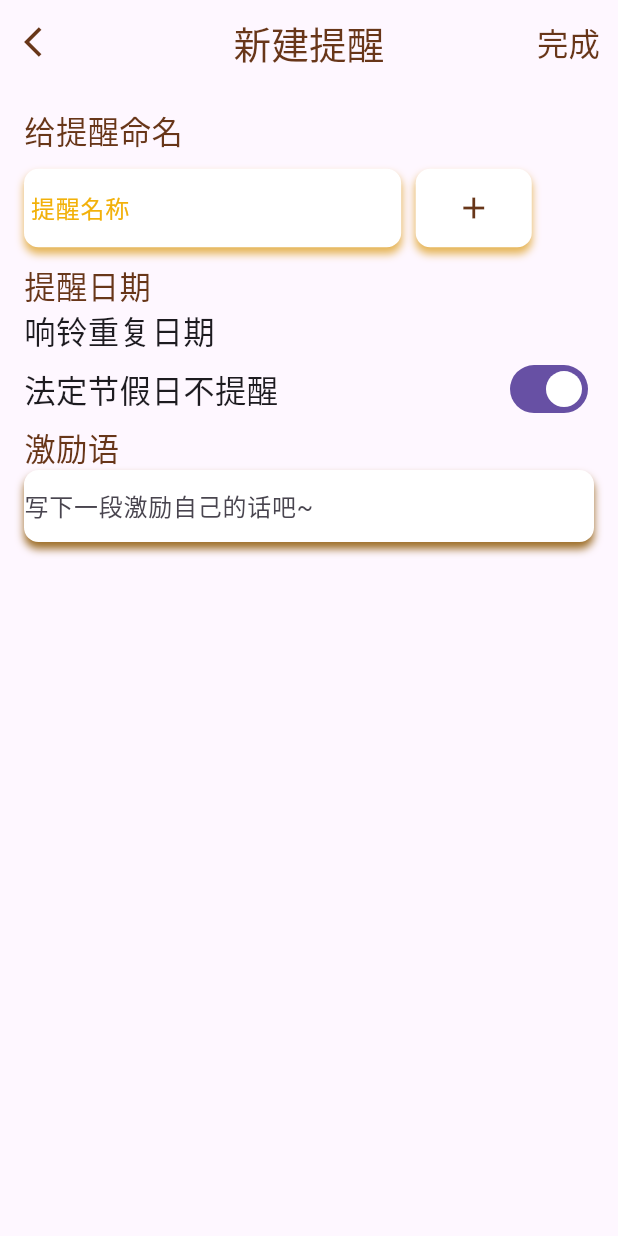
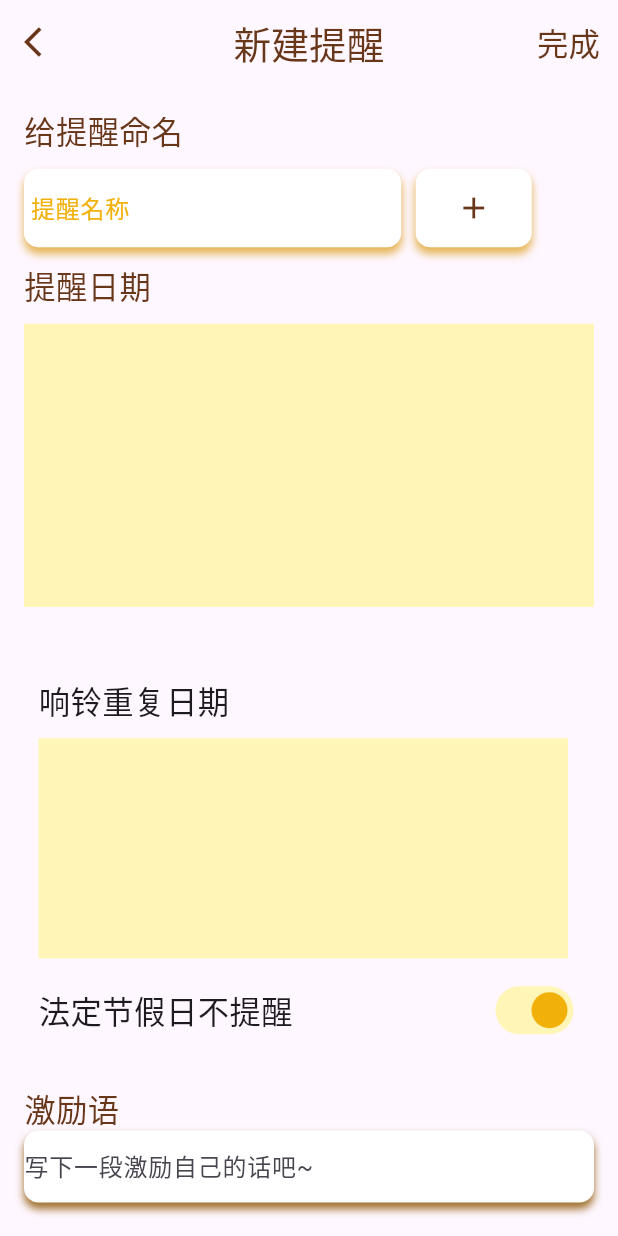
Before and after one commit to Jarvis636431/Emotion, a Flutter app: the NewReminder screen opened directly, on a phone screen of 412 x 824 dp. Run offline on Flutter 3.47's test engine with Material 3 defaults, Android fonts, the light colour scheme and no system bars; our stand-ins replace audioplayers, flutter_screenutil; Roboto replaces fonts that are missing (LanSong).

Commit message:
[fix]修改了开关的样式设计

```diff
--- a/lib/screens/pending_pages/new_reminder_page.dart
+++ b/lib/screens/pending_pages/new_reminder_page.dart
@@ -116,14 +116,44 @@ class _NewReminderState extends State<NewReminder> {
               height: 10.w,
             ),
             Text('提醒日期',style: TextStyle(fontSize: 20.sp,fontFamily: 'LanSong',color: ColorUtils.text_brown),),
-            Row(),
+            SizedBox(
+              height: 10.w,
+            ),
+            Container(
+              width: 365.w,
+              height: 180.w,
+              color: ColorUtils.bg_yellow,
+            ),
+            SizedBox(
+              height: 40.w,
+            ),
+            Padding(
+              padding: EdgeInsets.symmetric(horizontal: 10.h,vertical: 5.w),
+              child: Column(
+                crossAxisAlignment: CrossAxisAlignment.start,
+                children: [
                   Text('响铃重复日期',style: TextStyle(fontSize: 20.sp,fontFamily: 'LanSong'),),
-            Row(),
+                  SizedBox(
+                    height: 10.w,
+                  ),
+                  Container(
+                    width:365.h,
+                    height: 140.w,
+                    color: ColorUtils.bg_yellow,
+                  ),
+                  SizedBox(
+                    height: 10.w,
+                  ),
                   Row(
                     mainAxisAlignment: MainAxisAlignment.spaceBetween,
                     children: [
                       Text('法定节假日不提醒',style: TextStyle(fontSize: 20.sp),),
                       Switch(
+                        activeColor: ColorUtils.text_yellow,//设置的是指示器在激活时的颜色
+                        activeTrackColor: ColorUtils.bg_yellow,//设置的是轨道在激活时的颜色
+                        inactiveThumbColor: ColorUtils.text_brown,//设置的是指示器在未激活时的颜色
+                        inactiveTrackColor: ColorUtils.bg_yellow,//设置的是轨道在未激活时的轨道颜色
+                        //trackcolor和trackoutlinecolor该怎么设置？
                         value: _isObscure,
                         onChanged: (value) {
                           setState(() {
@@ -132,6 +162,12 @@ class _NewReminderState extends State<NewReminder> {
                         },
                       )
                     ],
+                  ),
+                ],
+              ),
+            ),
+            SizedBox(
+              height: 20.w,
             ),
             Text('激励语',style: TextStyle(fontFamily: 'LanSong',fontSize: 20.sp,color: ColorUtils.text_brown),),
             Container(
--- a/lib/screens/pending_pages/reminder_page.dart
+++ b/lib/screens/pending_pages/reminder_page.dart
@@ -48,7 +48,6 @@ class _ReminderPageState extends State<ReminderPage> {
               decoration: BoxDecoration(
                 color: ColorUtils.info_card_bg,
                 borderRadius: BorderRadius.circular(20.r),
-
                 ///设计图神秘圆角
               ),
               child: Padding(
```
Lines whose indentation alone changed are shown as unchanged.
